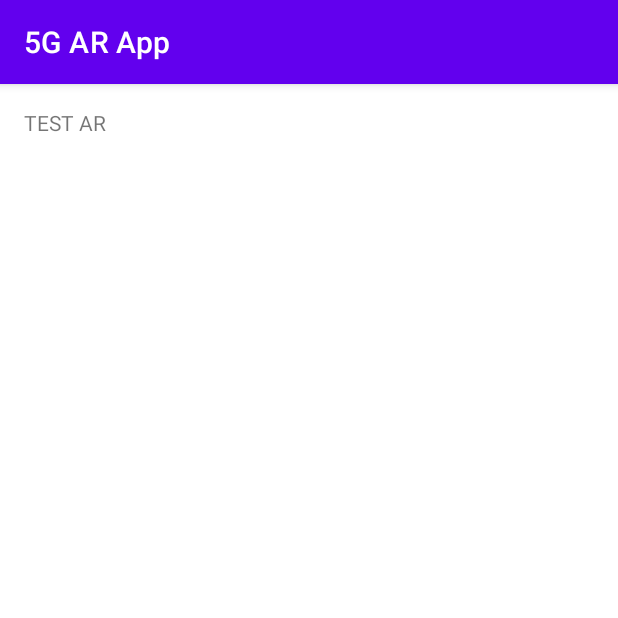
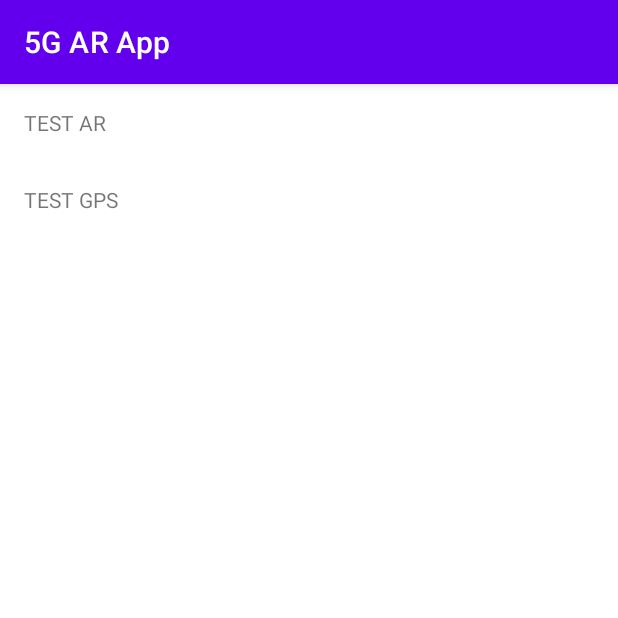
Before and after one commit to 5GAR-Hackathon/5g-ar-hackathon-app-android, an Android app: the screen it shows after launch (MainActivity), on a phone screen of 412 x 824 dp, the top half of it. Run offline under Robolectric (Android 15) with nearby library versions, the light colour scheme and no system bars; our stand-ins replace Dagger/Hilt's generated code, Timber; libraries missing offline, so code that uses them is left out: com.huawei.hms.

Commit message:
feat: add button to test gps

```diff
--- a/app/src/main/kotlin/de/nanogiants/a5garapp/MainActivity.kt
+++ b/app/src/main/kotlin/de/nanogiants/a5garapp/MainActivity.kt
@@ -1,7 +1,7 @@
 package de.nanogiants.a5garapp
 
+import android.Manifest.permission.ACCESS_FINE_LOCATION
 import android.content.Intent
-import android.Manifest.permission.ACCESS_FINE_LOCATION
 import android.widget.Toast
 import androidx.lifecycle.lifecycleScope
 import dagger.hilt.android.AndroidEntryPoint
@@ -36,11 +36,12 @@ class MainActivity : BaseActivity() {
       startActivity(Intent(this, ARTestActivity::class.java))
     }
 
-    binding.root.setOnClickListener {
+    binding.startLocationTest.setOnClickListener {
       permissionController.requestPermissions(ACCESS_FINE_LOCATION, onGranted = {
+        binding.startLocationTest.isEnabled = false
         lifecycleScope.launch {
           locationController.getLocation().cancellable().filterNotNull()
-            .collect { binding.toolbar.title = "${it.longitude}/${it.latitude}" }
+            .collect { binding.startLocationTest.text = "Lat ${it.latitude}/Long ${it.longitude}" }
         }
       }, onDenied = {})
     }
--- a/app/src/main/res/layout/activity_main.xml
+++ b/app/src/main/res/layout/activity_main.xml
@@ -35,6 +35,17 @@
         android:layout_height="wrap_content"
         android:padding="16dp"
         android:text="TEST AR"
+        app:layout_constraintStart_toStartOf="parent"
+        app:layout_constraintTop_toTopOf="parent"
+        />
+    <TextView
+        android:id="@+id/start_location_test"
+        android:layout_width="wrap_content"
+        android:layout_height="wrap_content"
+        android:padding="16dp"
+        android:text="TEST GPS"
+        app:layout_constraintStart_toStartOf="parent"
+        app:layout_constraintTop_toBottomOf="@id/start_ar_test"
         />
 
   </androidx.constraintlayout.widget.ConstraintLayout>
```
